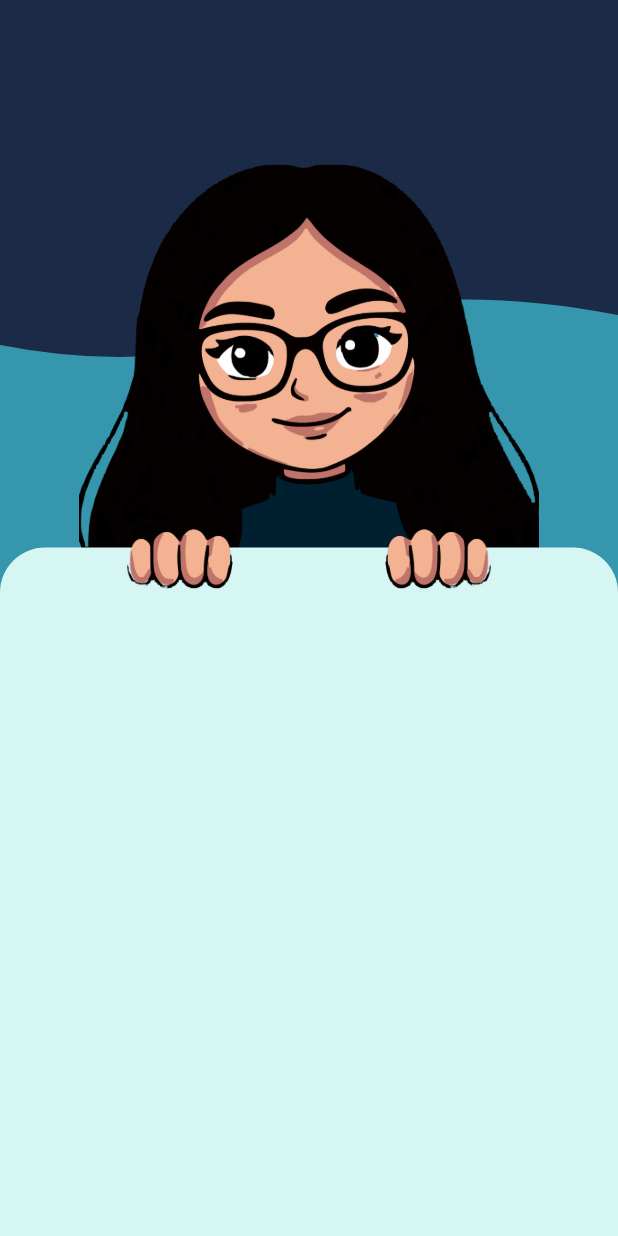
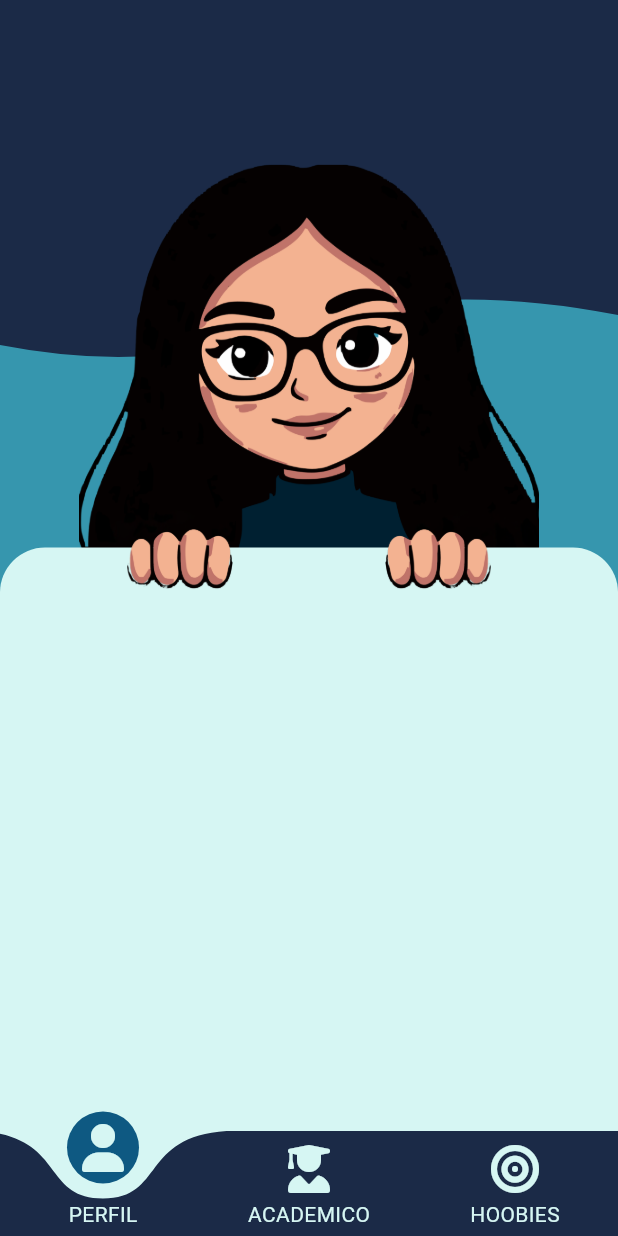
Before and after one commit to grism13/Portafolio_Personal-Gris, a Flutter app: the screen it shows after launch, on a phone screen of 412 x 824 dp. Run offline on Flutter 3.47's test engine with Material 3 defaults, Android fonts, the phone set to English and light mode, and no system bars; drawn by our look-alikes of curved_labeled_navigation_bar; our stand-ins replace flutter_custom_clippers, font_awesome_flutter.

Commit message:
agregada la navigation bar y la dependencia de los iconos. ya va agarrando forma

```diff
--- a/portafolio_gris/lib/screens/home_screen.dart
+++ b/portafolio_gris/lib/screens/home_screen.dart
@@ -1,12 +1,23 @@
 import 'package:flutter/material.dart';
 import 'package:flutter_custom_clippers/flutter_custom_clippers.dart';
+import 'package:curved_labeled_navigation_bar/curved_navigation_bar.dart';
+import 'package:curved_labeled_navigation_bar/curved_navigation_bar_item.dart';
+import 'package:font_awesome_flutter/font_awesome_flutter.dart';
 
-class HomeScreen extends StatelessWidget {
+class HomeScreen extends StatefulWidget {
   const HomeScreen({super.key});
+
+  @override
+  State<HomeScreen> createState() => _HomeScreenState();
+}
+//container ya con la imagen de las manitos
+class _HomeScreenState extends State<HomeScreen> {
+  int _selectedIndex = 0;
 
   @override
   Widget build(BuildContext context) {
     return Scaffold(
+      extendBody: true,
       backgroundColor: const Color.fromARGB(255, 54, 150, 174),
       body: Stack(
         children: [
@@ -16,13 +27,11 @@ class HomeScreen extends StatelessWidget {
             right: 0,
             child: const _FondoEstatico(),
           ),
-
           SingleChildScrollView(
             physics: const ClampingScrollPhysics(),
             child: Column(
               children: [
                 const SizedBox(height: 365),
-
                 Stack(
                   clipBehavior: Clip.none,
                   children: [
@@ -42,7 +51,6 @@ class HomeScreen extends StatelessWidget {
                         ],
                       ),
                     ),
-
                     Positioned(
                       top: -40,
                       left: 0,
@@ -61,10 +69,42 @@ class HomeScreen extends StatelessWidget {
           ),
         ],
       ),
+
+
+      //navigation bar
+      bottomNavigationBar: CurvedNavigationBar(
+        index: _selectedIndex,
+        backgroundColor: const Color(0xFFD6F6F3),
+        color: const Color(0xFF1B2A47),
+        buttonBackgroundColor: const Color.fromARGB(255, 14, 89, 130),
+        animationDuration: const Duration(milliseconds: 300),
+        onTap: (index) {
+          setState(() {
+            _selectedIndex = index;
+          });
+        },
+        items: const [
+          CurvedNavigationBarItem(
+            child: Icon(FontAwesomeIcons.solidUser, color: Color(0xFFD6F6F3), size: 32),
+            label: 'PERFIL',
+            labelStyle: TextStyle(color: Color(0xFFD6F6F3)),
+          ),
+          CurvedNavigationBarItem(
+            child: Icon(FontAwesomeIcons.userGraduate,color: Color(0xFFD6F6F3), size: 32),
+            label: 'ACADEMICO',
+            labelStyle: TextStyle(color: Color(0xFFD6F6F3)),
+          ),
+          CurvedNavigationBarItem(
+            child: Icon(FontAwesomeIcons.bullseye, color: Color(0xFFD6F6F3), size:32),
+            label: 'HOOBIES',
+            labelStyle: TextStyle(color: Color(0xFFD6F6F3)),
+          ),
+        ],
+      ),
     );
   }
 }
-
+//propiedades del fondo
 class _FondoEstatico extends StatelessWidget {
   const _FondoEstatico();
 
@@ -83,8 +123,6 @@ class _FondoEstatico extends StatelessWidget {
               color: const Color(0xFF1B2A47),
             ),
           ),
-
-
           Align(
             alignment: Alignment.bottomCenter,
             child: Padding(
```
Also changed, not shown: portafolio_gris/pubspec.yaml (+4 -3 lines), 1 other file.
